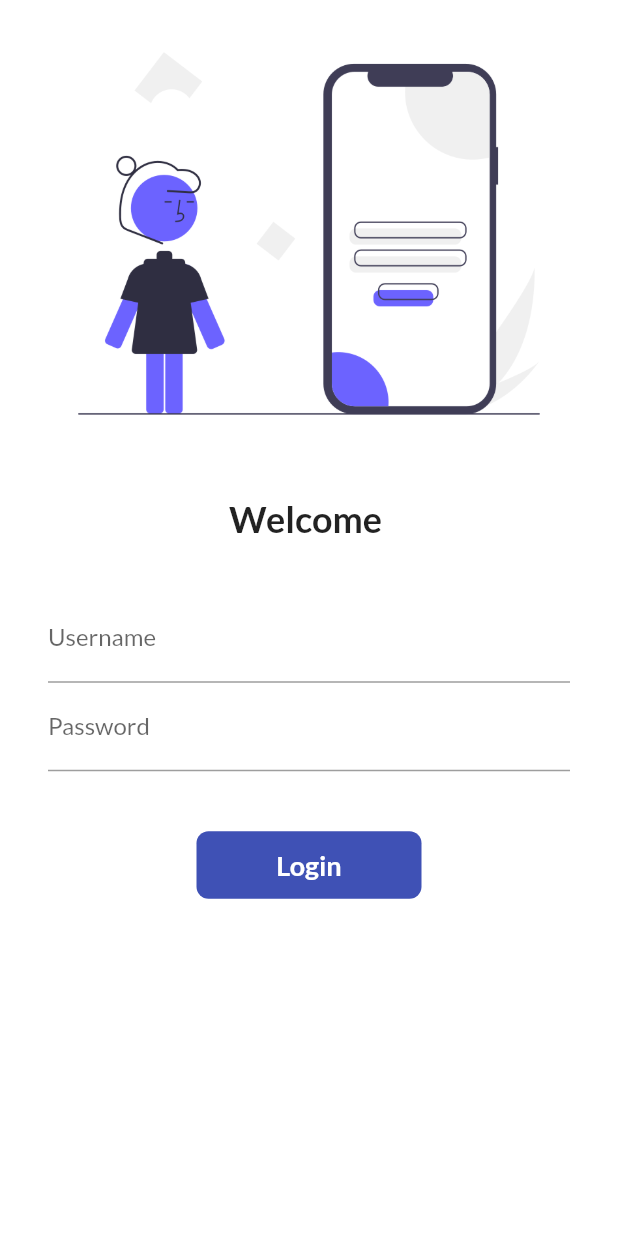
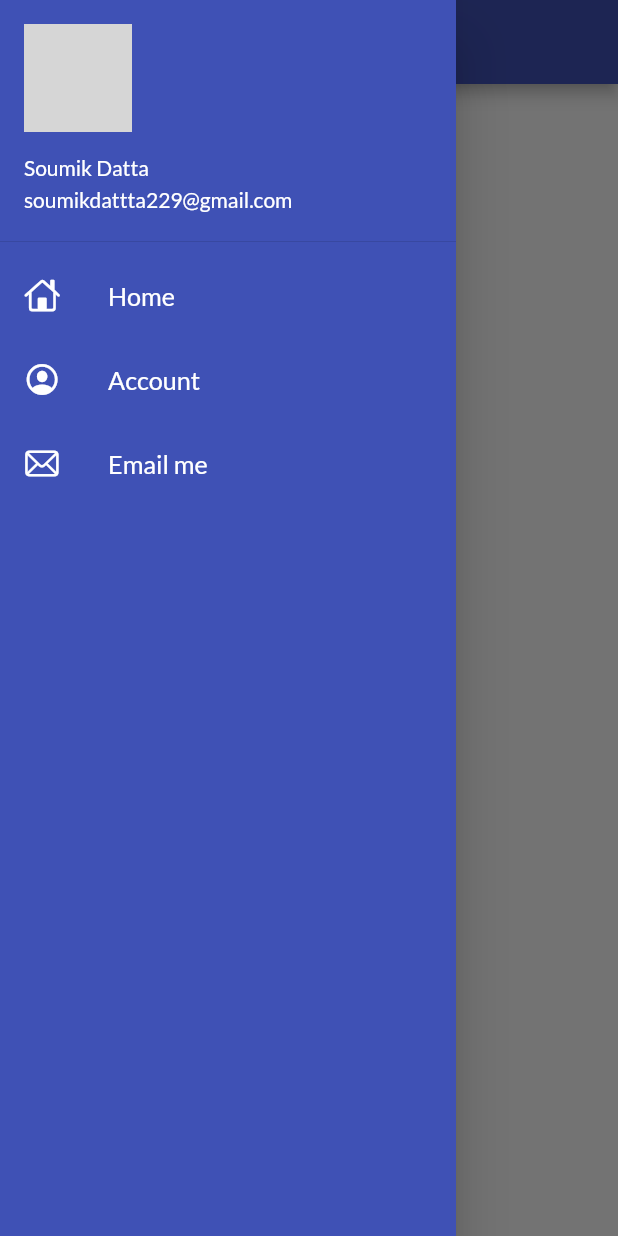
Before and after one commit to Soumik77/1stappofflutter, a Flutter app: the screen it shows after launch, with the side drawer open (before the commit the screen has no drawer), on a phone screen of 412 x 824 dp. Run offline on Flutter 3.47's test engine with Material 2 defaults, Android fonts, the phone set to English and light mode, and no system bars; our stand-ins replace google_fonts; network calls fail; grey boxes are pictures that could not be loaded.

Commit message:
Day8 Completed Successfully

```diff
--- a/lib/main.dart
+++ b/lib/main.dart
@@ -20,11 +20,11 @@ class MyApp extends StatelessWidget {
         primarySwatch: Colors.indigo,
         fontFamily: GoogleFonts.lato().fontFamily,
       ),
-      // debugShowCheckedModeBanner: false,
+      debugShowCheckedModeBanner: false,
       darkTheme: ThemeData(
         brightness: Brightness.dark,
       ),
-      initialRoute: "/",
+      initialRoute: MyRoutes.homeRoute,
       routes: {
         "/": (context) => LoginPage(),
         MyRoutes.homeRoute: (context) => HomePage(),
--- a/lib/pages/home_page.dart
+++ b/lib/pages/home_page.dart
@@ -1,5 +1,7 @@
+import 'package:first_app/widgets/drawer.dart';
 import "package:flutter/material.dart";
 import 'package:flutter/services.dart';
+import '../widgets/drawer.dart';
 
 class HomePage extends StatelessWidget {
   final int days = 30;
@@ -16,7 +18,7 @@ class HomePage extends StatelessWidget {
           child: Text("Welcome to $days days of $name"),
         ),
       ),
-      drawer: Drawer(),
+      drawer: MyDrawer(),
     );
   }
 }
--- /dev/null
+++ b/lib/widgets/drawer.dart
@@ -0,0 +1,69 @@
+import 'package:flutter/cupertino.dart';
+import 'package:flutter/material.dart';
+
+class MyDrawer extends StatelessWidget {
+  const MyDrawer({Key? key}) : super(key: key);
+
+  @override
+  Widget build(BuildContext context) {
+    final imageUrl =
+        "https://scontent.fdac14-1.fna.fbcdn.net/v/t39.30808-6/271279384_3129474087380454_1850192306396968716_n.jpg?_nc_cat=109&ccb=1-5&_nc_sid=09cbfe&_nc_eui2=AeFvimIwm1oUhiuYav6pZ7QO1K4YQftzHwvUrhhB-3MfC6wAAVoppjGKzQ6xs-TVxbWwtX3yCAwmNAvlbC8cfqY6&_nc_ohc=Kn5-ztQVfVwAX9cEMpB&_nc_ht=scontent.fdac14-1.fna&oh=00_AT8gVnida3h5nvyC5QwrWZBJpGeDlRQ3SavXS8C5fYCDnQ&oe=62760B0F";
+    return Drawer(
+      child: Container(
+        color: Colors.indigo,
+        child: ListView(
+          padding: EdgeInsets.zero,
+          children: [
+            DrawerHeader(
+              padding: EdgeInsets.zero,
+              child: UserAccountsDrawerHeader(
+                margin: EdgeInsets.zero,
+                decoration: BoxDecoration(
+                  color: Colors.indigo,
+                ),
+                accountName: Text("Soumik Datta"),
+                accountEmail: Text("soumikdattta229@gmail.com"),
+                currentAccountPicture: CircleAvatar(
+                  backgroundImage: NetworkImage(imageUrl),
+                ),
+              ),
+            ),
+            ListTile(
+              leading: Icon(
+                CupertinoIcons.home,
+                color: Colors.white,
+              ),
+              title: Text(
+                "Home",
+                textScaleFactor: 1.2,
+                style: TextStyle(color: Colors.white),
+              ),
+            ),
+            ListTile(
+              leading: Icon(
+                CupertinoIcons.profile_circled,
+                color: Colors.white,
+              ),
+              title: Text(
+                "Account",
+                textScaleFactor: 1.2,
+                style: TextStyle(color: Colors.white),
+              ),
+            ),
+            ListTile(
+              leading: Icon(
+                CupertinoIcons.mail,
+                color: Colors.white,
+              ),
+              title: Text(
+                "Email me",
+                textScaleFactor: 1.2,
+                style: TextStyle(color: Colors.white),
+              ),
+            )
+          ],
+        ),
+      ),
+    );
+  }
+}
```
